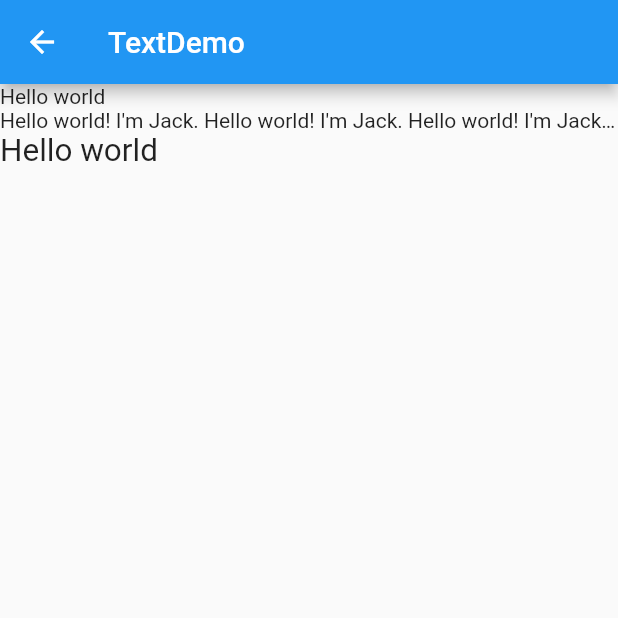
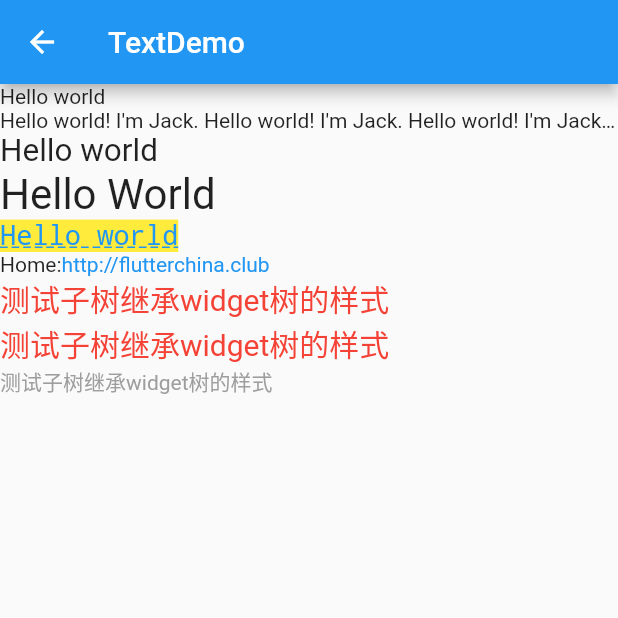
Before and after one commit to Super-Crab/FlutterLearn, a Flutter app: the TextDemo screen opened directly, on a phone screen of 412 x 824 dp, the top half of it. Run offline on Flutter 3.47's test engine with Material 2 defaults, Android fonts, the phone set to English and light mode, and no system bars; missing offline and left inert: flutter_webview_plugin; network calls fail.

Commit message:
Text demo

```diff
--- a/lib/example/simple/basewidgets/TextDemo.dart
+++ b/lib/example/simple/basewidgets/TextDemo.dart
@@ -4,6 +4,16 @@ import 'package:flutter/material.dart';
  * Description:
  * Author:          peixuan.xie
  * Time:            2019-04-30 16:43
+ *
+ */
+
+/**
+ *  textAlign:文本的对齐方式: 可以选择左对齐、右对齐还是居中。注意，对齐的参考系是Text widget本身。本例中虽然是指定了居中对齐，但因为Text文本内容宽度不足一行，Text的宽度和文本内容长度相等，那么这时指定对齐方式是没有意义的，只有Text宽度大于文本内容长度时指定此属性才有意义。
+ *
+ *  maxLines、overflow: 指定文本显示的最大行数，默认情况下，文本是自动折行的，如果指定此参数，则文本最多不会超过指定的行。如果有多余的文本，可以通过overflow来指定截断方式，默认是直接截断，本例中指定的截断方式TextOverflow.ellipsis，它会将多余文本截断后以省略符“...”表示；TextOverflow的其它截断方式请参考SDK文档。
+ *
+ *  textScaleFactor: 代表文本相对于当前字体大小的缩放因子，相对于去设置文本的样式style属性的fontSize，它是调整字体大小的一个快捷方式。该属性的默认值可以通过MediaQueryData.textScaleFactor获得，如果没有MediaQuery，那么会默认值将为1.0。
+ *
  */
 
 class TextDemo extends StatelessWidget {
@@ -30,6 +40,46 @@ class TextDemo extends StatelessWidget {
             Text(
               "Hello world",
               textScaleFactor: 1.5,
+            ),
+            Text(
+              "Hello World",
+              textScaleFactor: 2,
+            ),
+            Text(
+              "Hello world",
+              style: TextStyle(
+                  color: Colors.blue,
+                  fontSize: 18.0,
+                  height: 1.2,
+                  fontFamily: 'Courier',
+                  background: new Paint()..color = Colors.yellow,
+                  decoration: TextDecoration.underline,
+                  decorationStyle: TextDecorationStyle.dashed),
+            ),
+            Text.rich(TextSpan(children: [
+              TextSpan(text: "Home:"),
+              TextSpan(
+                text: "http://flutterchina.club",
+                style: TextStyle(color: Colors.blue),
+              )
+            ])),
+            DefaultTextStyle(
+              style: TextStyle(color: Colors.red, fontSize: 20.0),
+              textAlign: TextAlign.start,
+              child: Column(
+                crossAxisAlignment: CrossAxisAlignment.start,
+                children: <Widget>[
+                  Text("测试子树继承widget树的样式"),
+                  Text("测试子树继承widget树的样式"),
+                  Text(
+                    "测试子树继承widget树的样式",
+                    style: TextStyle(
+                        inherit: false, //不继承默认样式
+                        color: Colors.grey
+                    ),
+                  )
+                ],
+              ),
             )
           ],
           crossAxisAlignment: CrossAxisAlignment.start,
```
